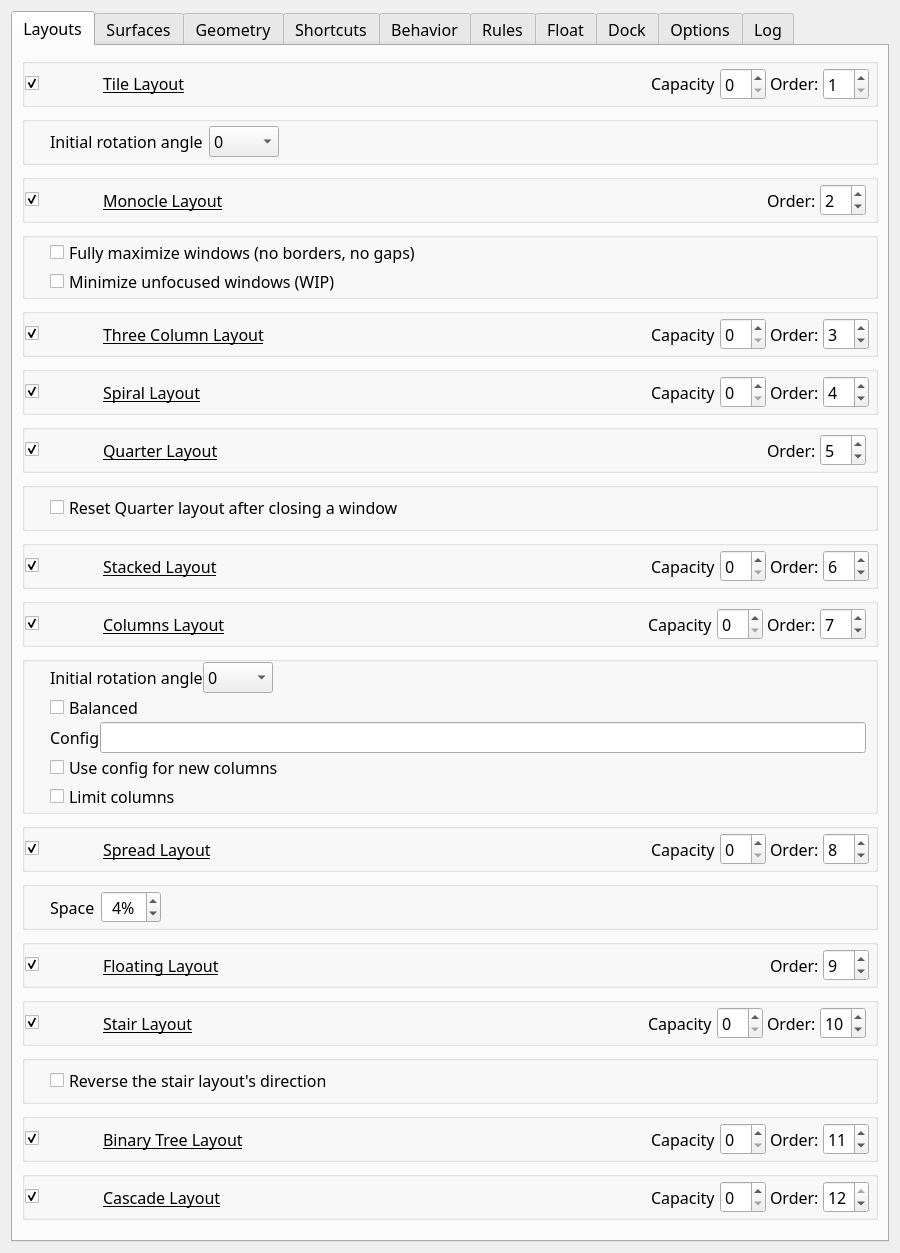
This is res/config.ui in AndyEveritt/Krohnkite as Qt 5 draws it before an edit. The edited form follows.
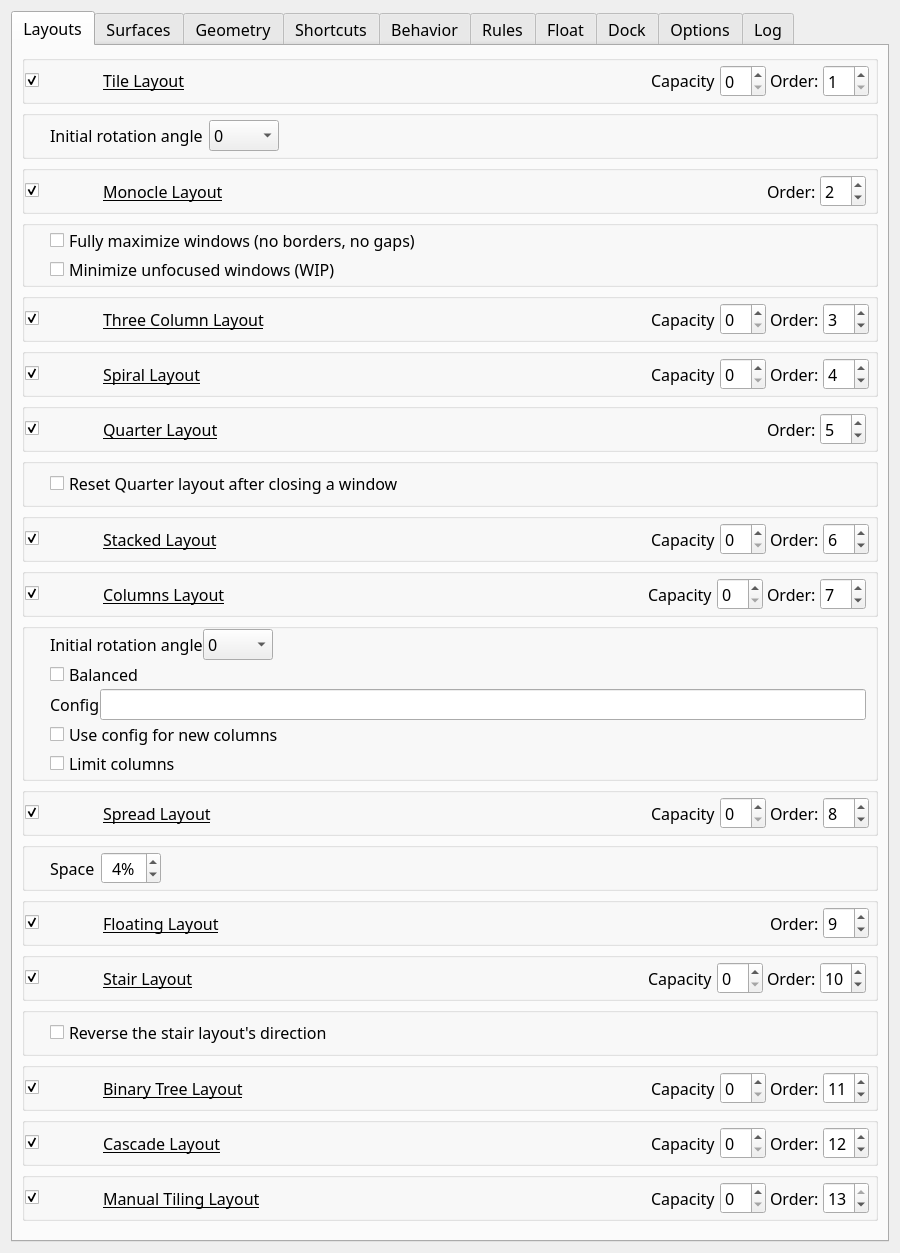
This is the edited form. Icons and pictures are not drawn. Custom widgets are drawn as their Qt base class.

Commit message: feat: add manual tiling layout

The edit to the form file:
```diff
--- a/res/config.ui
+++ b/res/config.ui
@@ -199,7 +199,7 @@
              <number>1</number>
             </property>
             <property name="maximum">
-             <number>12</number>
+             <number>13</number>
             </property>
             <property name="value">
              <number>1</number>
@@ -474,7 +474,7 @@
              <number>1</number>
             </property>
             <property name="maximum">
-             <number>12</number>
+             <number>13</number>
             </property>
             <property name="value">
              <number>2</number>
@@ -719,7 +719,7 @@
              <number>1</number>
             </property>
             <property name="maximum">
-             <number>12</number>
+             <number>13</number>
             </property>
             <property name="value">
              <number>3</number>
@@ -879,7 +879,7 @@
              <number>1</number>
             </property>
             <property name="maximum">
-             <number>12</number>
+             <number>13</number>
             </property>
             <property name="value">
              <number>4</number>
@@ -1042,7 +1042,7 @@
              <number>1</number>
             </property>
             <property name="maximum">
-             <number>12</number>
+             <number>13</number>
             </property>
             <property name="value">
              <number>5</number>
@@ -1247,7 +1247,7 @@
              <number>1</number>
             </property>
             <property name="maximum">
-             <number>12</number>
+             <number>13</number>
             </property>
             <property name="value">
              <number>6</number>
@@ -1432,7 +1432,7 @@
              <number>1</number>
             </property>
             <property name="maximum">
-             <number>12</number>
+             <number>13</number>
             </property>
             <property name="value">
              <number>7</number>
@@ -1780,7 +1780,7 @@
              <number>1</number>
             </property>
             <property name="maximum">
-             <number>12</number>
+             <number>13</number>
             </property>
             <property name="value">
              <number>8</number>
@@ -2040,7 +2040,7 @@
              <number>1</number>
             </property>
             <property name="maximum">
-             <number>12</number>
+             <number>13</number>
             </property>
             <property name="value">
              <number>9</number>
@@ -2181,7 +2181,7 @@
              <number>1</number>
             </property>
             <property name="maximum">
-             <number>12</number>
+             <number>13</number>
             </property>
             <property name="value">
              <number>10</number>
@@ -2443,7 +2443,7 @@
              <number>1</number>
             </property>
             <property name="maximum">
-             <number>12</number>
+             <number>13</number>
             </property>
             <property name="value">
              <number>11</number>
@@ -2663,7 +2663,7 @@
              <number>1</number>
             </property>
             <property name="maximum">
-             <number>12</number>
+             <number>13</number>
             </property>
             <property name="value">
              <number>12</number>
@@ -2695,6 +2695,191 @@
           </layout>
         </widget>
        </item>
+       <item>
+        <widget class="QGroupBox" name="GB_d_manualTilingLayout">
+         <property name="sizePolicy">
+          <sizepolicy hsizetype="Preferred" vsizetype="Maximum">
+           <horstretch>0</horstretch>
+           <verstretch>0</verstretch>
+          </sizepolicy>
+         </property>
+         <property name="title">
+          <string/>
+         </property>
+         <property name="flat">
+          <bool>true</bool>
+         </property>
+         <layout class="QGridLayout" name="gridLayout_66">
+          <property name="leftMargin">
+           <number>0</number>
+          </property>
+          <property name="horizontalSpacing">
+           <number>4</number>
+          </property>
+          <item row="0" column="0">
+           <widget class="QCheckBox" name="kcfg_manualTilingLayoutEnabled">
+            <property name="accessibleName">
+             <string>Manual Tiling Layout</string>
+            </property>
+            <property name="checked">
+             <bool>true</bool>
+            </property>
+           </widget>
+          </item>
+          <item row="0" column="1">
+           <widget class="QToolButton" name="manualtilingLayoutPictogram">
+            <property name="icon">
+             <iconset theme="krohnkite-layout-manualtiling"/>
+            </property>
+            <property name="iconSize">
+             <size><width>48</width><height>32</height></size>
+            </property>
+            <property name="minimumSize">
+             <size><width>56</width><height>40</height></size>
+            </property>
+            <property name="maximumSize">
+             <size><width>56</width><height>40</height></size>
+            </property>
+            <property name="autoRaise"><bool>true</bool></property>
+            <property name="focusPolicy"><enum>Qt::FocusPolicy::NoFocus</enum></property>
+            <property name="accessibleName"><string>Manual Tiling Layout preview</string></property>
+            <property name="styleSheet">
+             <string notr="true">QToolButton { border: none; background: transparent; } QToolButton:hover { border: none; background: transparent; } QToolButton:pressed { border: none; background: transparent; }</string>
+            </property>
+           </widget>
+          </item>
+          <property name="topMargin">
+           <number>0</number>
+          </property>
+          <property name="rightMargin">
+           <number>6</number>
+          </property>
+          <property name="bottomMargin">
+           <number>0</number>
+          </property>
+          <property name="verticalSpacing">
+           <number>0</number>
+          </property>
+          <item row="0" column="5">
+           <widget class="QSpinBox" name="kcfg_manualTilingLayoutCapacity">
+            <property name="font">
+             <font>
+              <family>Noto Sans</family>
+              <pointsize>12</pointsize>
+              <italic>false</italic>
+              <bold>false</bold>
+              <underline>false</underline>
+             </font>
+            </property>
+            <property name="toolTip">
+             <string>&lt;html&gt;&lt;head/&gt;&lt;body&gt;&lt;p&gt;0 - to disable&lt;/p&gt;&lt;/body&gt;&lt;/html&gt;</string>
+            </property>
+            <property name="maximum">
+             <number>99</number>
+            </property>
+            <property name="value">
+             <number>0</number>
+            </property>
+           </widget>
+          </item>
+          <item row="0" column="4">
+           <widget class="QLabel" name="label_115">
+            <property name="font">
+             <font>
+              <family>Noto Sans</family>
+              <pointsize>12</pointsize>
+              <italic>false</italic>
+              <bold>false</bold>
+              <underline>false</underline>
+             </font>
+            </property>
+            <property name="text">
+             <string>Capacity</string>
+            </property>
+           </widget>
+          </item>
+          <item row="0" column="3">
+           <spacer name="horizontalSpacer_61">
+            <property name="orientation">
+             <enum>Qt::Orientation::Horizontal</enum>
+            </property>
+            <property name="sizeHint" stdset="0">
+             <size>
+              <width>40</width>
+              <height>20</height>
+             </size>
+            </property>
+           </spacer>
+          </item>
+          <item row="0" column="6">
+           <widget class="QLabel" name="label_116">
+            <property name="font">
+             <font>
+              <family>Noto Sans</family>
+              <pointsize>12</pointsize>
+              <italic>false</italic>
+              <bold>false</bold>
+              <underline>false</underline>
+             </font>
+            </property>
+            <property name="text">
+             <string>Order:</string>
+            </property>
+           </widget>
+          </item>
+          <item row="0" column="7">
+           <widget class="QSpinBox" name="kcfg_manualTilingLayoutOrder">
+            <property name="font">
+             <font>
+              <family>Noto Sans</family>
+              <pointsize>12</pointsize>
+              <italic>false</italic>
+              <bold>false</bold>
+              <underline>false</underline>
+             </font>
+            </property>
+            <property name="toolTip">
+             <string>Order in layout rotation</string>
+            </property>
+            <property name="minimum">
+             <number>1</number>
+            </property>
+            <property name="maximum">
+             <number>13</number>
+            </property>
+            <property name="value">
+             <number>13</number>
+            </property>
+           </widget>
+          </item>
+          <item row="0" column="2">
+           <widget class="QLabel" name="label_117">
+            <property name="font">
+             <font>
+              <family>Noto Sans</family>
+              <pointsize>12</pointsize>
+              <italic>false</italic>
+              <bold>false</bold>
+              <underline>true</underline>
+             </font>
+            </property>
+            <property name="text">
+             <string>Manual Tiling Layout</string>
+            </property>
+            <property name="toolTip">
+             <string>&lt;html&gt;&lt;head/&gt;&lt;body&gt;&lt;p&gt;A tree of splits you arrange by hand, modelled on COSMIC's tiling. New windows split the focused pane along its longer side. Rearrange with the Move keys, Increase/Decrease (split/unsplit) and Rotate; the stack, split and group keys are unbound by default.&lt;/p&gt;&lt;/body&gt;&lt;/html&gt;</string>
+            </property>
+            <property name="margin">
+             <number>0</number>
+            </property>
+            <property name="buddy">
+             <cstring>kcfg_manualTilingLayoutEnabled</cstring>
+            </property>
+           </widget>
+          </item>
+          </layout>
+        </widget>
+       </item>
       </layout>
      </widget>
      <widget class="QWidget" name="_2_surfacesTab">
```
Left out of the diff: 218 changed lines with no effect on the pictures. The commit also changes 31 other files.
